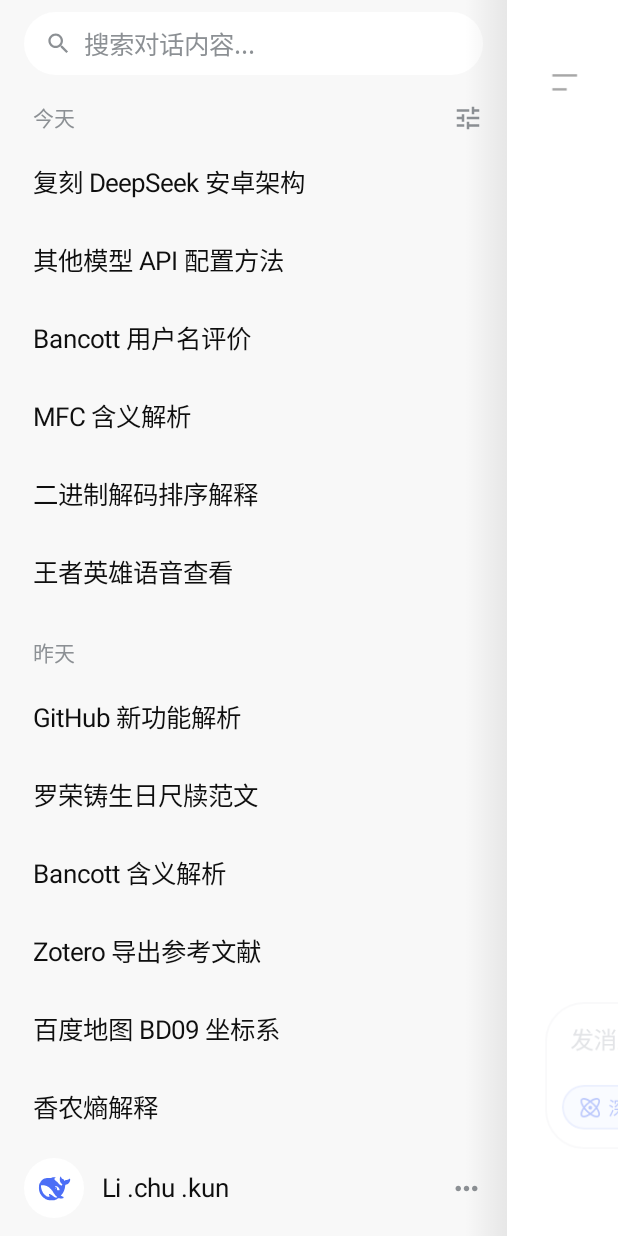
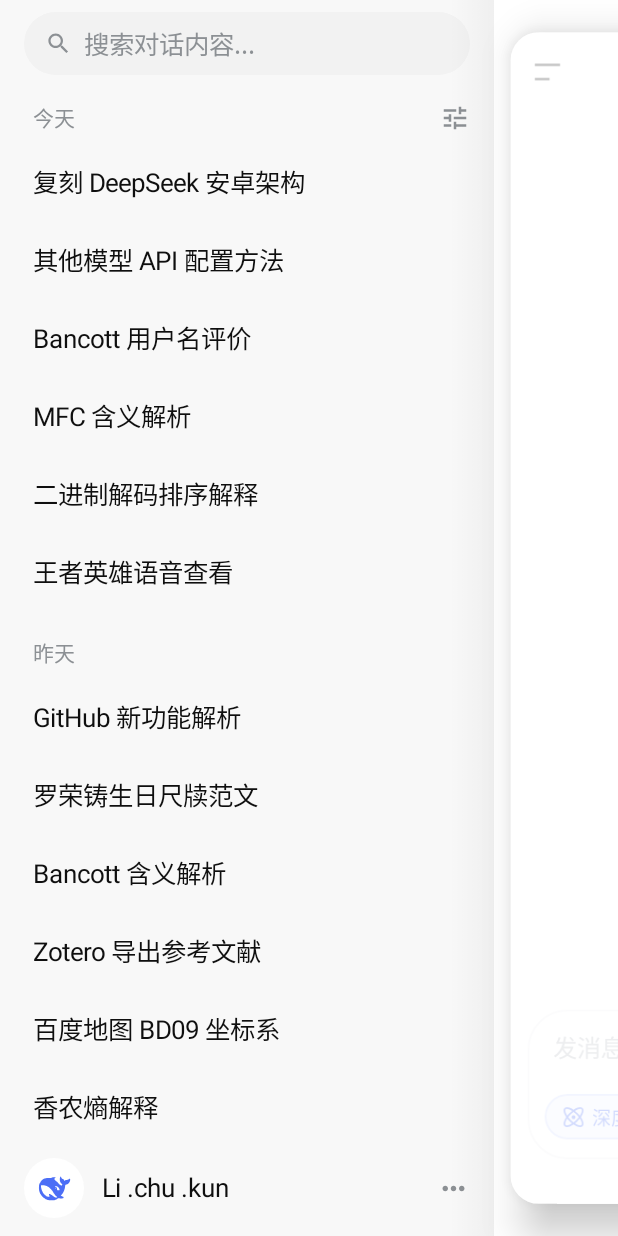
Before and after one commit to Bancott/deepport-android, an Android app built with Jetpack Compose: the screen it shows after launch (MainActivity), after a tap on "打开会话列表", on a phone screen of 412 x 824 dp. Run offline under Robolectric (Android 15) with nearby library versions, the phone set to English and light mode, and no system bars.

Commit message:
fix(drawer): 对照官方浅色实测校正推页参数——抽屉 80%、页面缩放 0.948(上缘内缩 23dp)、浅色淡出到 25%；给页面加 elevation 阴影(顶部/左缘都有)，修复浅色下搜索框与背景同色不可见(新增 fieldBg token)

```diff
--- a/app/src/main/java/com/example/deepseekclone/ui/chat/ConversationDrawer.kt
+++ b/app/src/main/java/com/example/deepseekclone/ui/chat/ConversationDrawer.kt
@@ -137,7 +137,7 @@ private fun SearchField(onClick: () -> Unit) {
             .padding(horizontal = 16.dp)
             .height(42.dp)
             .clip(CircleShape)
-            .background(colors.surface2)
+            .background(colors.fieldBg)
             .clickable(role = Role.Button, onClick = onClick)
             .padding(horizontal = 14.dp),
         verticalAlignment = Alignment.CenterVertically,
--- a/app/src/main/java/com/example/deepseekclone/ui/chat/PushDrawerLayout.kt
+++ b/app/src/main/java/com/example/deepseekclone/ui/chat/PushDrawerLayout.kt
@@ -24,6 +24,8 @@ import androidx.compose.runtime.rememberCoroutineScope
 import androidx.compose.runtime.setValue
 import androidx.compose.ui.Alignment
 import androidx.compose.ui.Modifier
+import androidx.compose.ui.draw.shadow
+import androidx.compose.ui.draw.clip
 import androidx.compose.ui.graphics.Brush
 import androidx.compose.ui.graphics.Color
 import androidx.compose.ui.graphics.luminance
@@ -60,7 +62,7 @@ fun PushDrawerLayout(
     drawerOpen: Boolean,
     onDrawerOpenChange: (Boolean) -> Unit,
     modifier: Modifier = Modifier,
-    drawerWidthFraction: Float = 0.82f,
+    drawerWidthFraction: Float = 0.80f,
     drawer: @Composable (Modifier) -> Unit,
     content: @Composable () -> Unit,
 ) {
@@ -170,10 +172,10 @@ fun PushDrawerLayout(
                         modifier = Modifier
                             .align(Alignment.CenterEnd)
                             .fillMaxHeight()
-                            .width(28.dp)
+                            .width(30.dp)
                             .background(
                                 Brush.horizontalGradient(
-                                    listOf(Color.Transparent, Color.Black.copy(alpha = 0.07f)),
+                                    listOf(Color.Transparent, Color.Black.copy(alpha = 0.035f)),
                                 ),
                             ),
                     )
@@ -187,13 +189,16 @@ fun PushDrawerLayout(
                     .graphicsLayer {
                         val pageP = progress.pow(LAG_POWER)
                         translationX = drawerWidthPx * pageP
-                        val s = 1f - 0.07f * pageP
+                        val s = 1f - 0.052f * pageP
                         scaleX = s
                         scaleY = s
-                        // 常驻 clip：避免动画中途切换 clip 属性导致图层重建
-                        clip = true
-                        shape = RoundedCornerShape(20.dp)
                     }
+                    .shadow(
+                        elevation = 16.dp,
+                        shape = RoundedCornerShape(20.dp),
+                        clip = false,
+                    )
+                    .clip(RoundedCornerShape(20.dp))
                     .background(colors.pushedPage),
             ) {
                 Box(
@@ -201,7 +206,7 @@ fun PushDrawerLayout(
                         .fillMaxSize()
                         .graphicsLayer {
                             val pageP = progress.pow(LAG_POWER)
-                            alpha = 1f - 0.62f * pageP
+                            alpha = if (isLight) 1f - 0.75f * pageP else 1f - 0.62f * pageP
                         },
                 ) {
                     content()
--- a/app/src/main/java/com/example/deepseekclone/ui/theme/Color.kt
+++ b/app/src/main/java/com/example/deepseekclone/ui/theme/Color.kt
@@ -21,6 +21,7 @@ data class DsColors(
     /** 三级表面：弹窗、气泡、序号徽标 */
     val surface3: Color,
     val dialog: Color,
+    val fieldBg: Color,
     /** 用户气泡 */
     val bubble: Color,
     /** 功能 chip 底（= 主色 12%） */
@@ -52,6 +53,7 @@ val DsLightColors = DsColors(
     surface2 = Color(0xFFFFFFFF),
     surface3 = Color(0xFFFFFFFF),
     dialog = Color(0xFFFFFFFF),
+    fieldBg = Color(0xFFF2F2F2),
     bubble = Color(0xFFEFF3FE),
     chipBg = Color(0xFFEFF3FE),
     chipContent = Color(0xFF4C6EF6),
@@ -77,6 +79,7 @@ val DsDarkColors = DsColors(
     surface2 = Color(0xFF292929),
     surface3 = Color(0xFF333333),
     dialog = Color(0xFF2C2C2C),
+    fieldBg = Color(0xFF242424),
     bubble = Color(0xFF333333),
     chipBg = Color(0xFF2B3242),
     chipContent = Color(0xFF7A9AF3),
```
